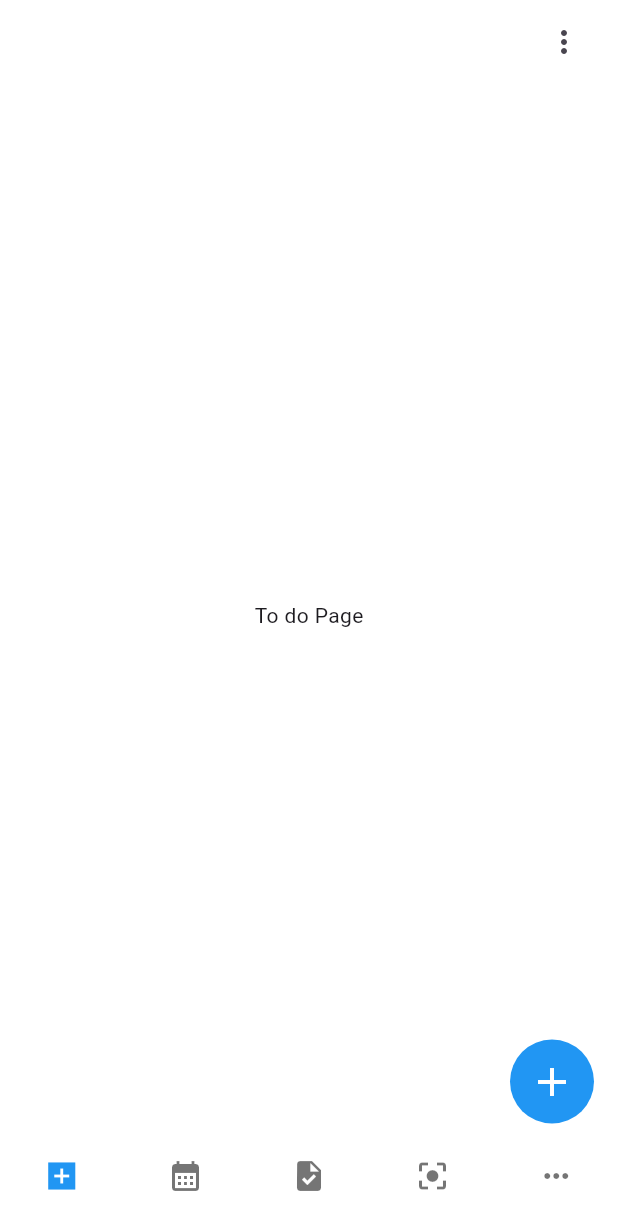
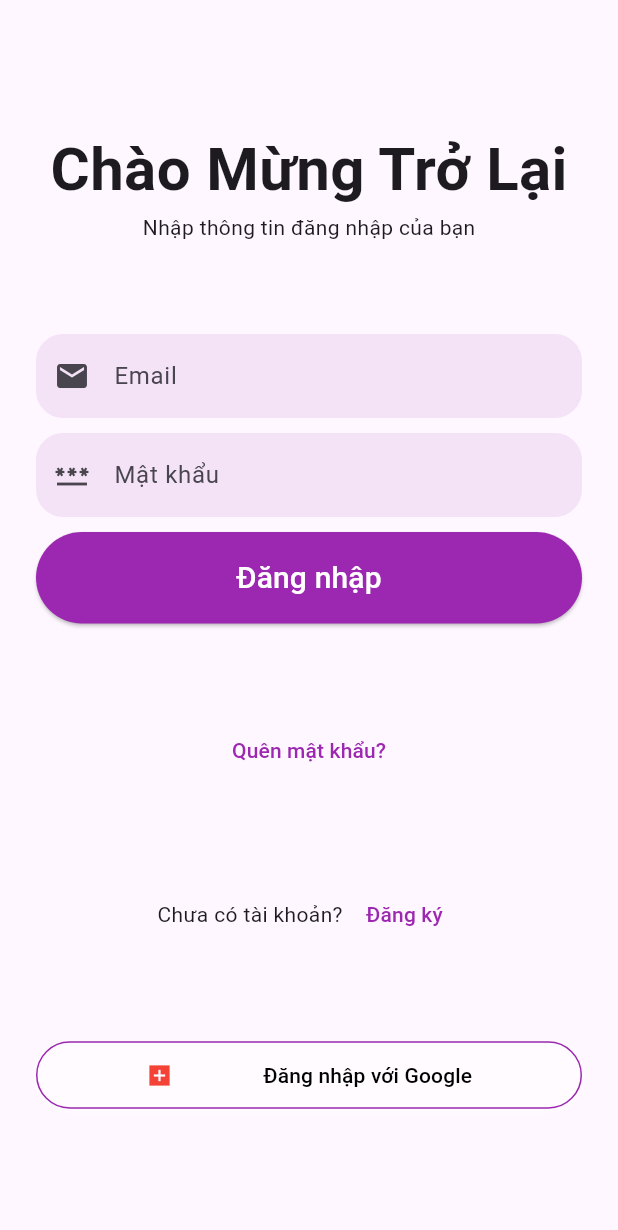
Before and after one commit to tnnHiu/task_management_app, a Flutter app: the screen it shows after launch, on a phone screen of 412 x 824 dp. Shown: the top 1230 px of the screen. Run offline on Flutter 3.47's test engine with Material 3 defaults, Android fonts, the phone set to English and light mode, and no system bars; our stand-ins replace equatable, firebase_auth, firebase_core, flutter_bloc, google_sign_in, table_calendar; accounts and stored records are empty.

Commit message:
email - google sign in

```diff
--- /dev/null
+++ b/devtools_options.yaml
@@ -0,0 +1,4 @@
+description: This file stores settings for Dart & Flutter DevTools.
+documentation: https://docs.flutter.dev/tools/devtools/extensions#configure-extension-enablement-states
+extensions:
+  - provider: true
--- /dev/null
+++ b/lib/blocs/auth/auth_event.dart
@@ -0,0 +1,40 @@
+part of 'auth_bloc.dart';
+
+abstract class AuthEvent extends Equatable {
+  @override
+  List<Object> get props => [];
+}
+
+class AuthGateEvent extends AuthEvent {}
+
+class EmailSignInEvent extends AuthEvent {
+  final String email;
+  final String password;
+
+  EmailSignInEvent({
+    required this.email,
+    required this.password,
+  });
+
+  @override
+  List<Object> get props => [email, password];
+}
+
+class EmailSignUpEvent extends AuthEvent {
+  final String email;
+  final String password;
+  final String confirmPassword;
+
+  EmailSignUpEvent({
+    required this.email,
+    required this.password,
+    required this.confirmPassword,
+  });
+
+  @override
+  List<Object> get props => [email, password, confirmPassword];
+}
+
+class GoogleSignInEvent extends AuthEvent {}
+
+class SignOutEvent extends AuthEvent {}
--- /dev/null
+++ b/lib/blocs/auth/auth_state.dart
@@ -0,0 +1,21 @@
+part of 'auth_bloc.dart';
+
+abstract class AuthState extends Equatable {
+  @override
+  List<Object> get props => [];
+}
+
+class AuthInitial extends AuthState {}
+
+class AuthLoading extends AuthState {}
+
+class AuthSuccess extends AuthState {}
+
+class AuthFailure extends AuthState {
+  final String errMessage;
+
+  AuthFailure({required this.errMessage});
+
+  @override
+  List<Object> get props => [errMessage];
+}
--- a/lib/main.dart
+++ b/lib/main.dart
@@ -1,7 +1,13 @@
+import 'package:firebase_core/firebase_core.dart';
 import 'package:flutter/material.dart';
-import 'package:task_management_app/pages/home_page.dart';
+import 'package:flutter_bloc/flutter_bloc.dart';
+import 'package:task_management_app/blocs/auth/auth_bloc.dart';
+import 'package:task_management_app/pages/auth_pages/auth_gate.dart';
+import 'package:task_management_app/services/firebase/firebase_options.dart';
 
-void main() {
+Future<void> main() async {
+  WidgetsFlutterBinding.ensureInitialized();
+  await Firebase.initializeApp(options: DefaultFirebaseOptions.currentPlatform);
   runApp(MyApp());
 }
 
@@ -10,10 +16,15 @@ class MyApp extends StatelessWidget {
 
   @override
   Widget build(BuildContext context) {
-    return MaterialApp(
-      debugShowCheckedModeBanner: false,
-      title: 'TickApp',
-      home: HomePage(),
+    return MultiBlocProvider(
+      providers: [
+        BlocProvider(create: (context) => AuthBloc()),
+      ],
+      child: MaterialApp(
+        debugShowCheckedModeBanner: false,
+        title: 'TickApp',
+        home: AuthGate(),
+      ),
     );
   }
 }
--- /dev/null
+++ b/lib/pages/auth_pages/auth_gate.dart
@@ -0,0 +1,27 @@
+import 'package:flutter/material.dart';
+import 'package:flutter_bloc/flutter_bloc.dart';
+import 'package:task_management_app/blocs/auth/auth_bloc.dart';
+import 'package:task_management_app/pages/auth_pages/sign_in_or_sign_up.dart';
+import 'package:task_management_app/pages/home_page.dart';
+
+class AuthGate extends StatelessWidget {
+  const AuthGate({super.key});
+
+  @override
+  Widget build(BuildContext context) {
+    return Scaffold(
+      body: BlocBuilder<AuthBloc, AuthState>(
+        builder: (context, state) {
+          if (state is AuthInitial) {
+            return const SignInOrSignUp();
+          } else if (state is AuthSuccess) {
+            return HomePage();
+          } else {
+            return CircularProgressIndicator();
+            ;
+          }
+        },
+      ),
+    );
+  }
+}
--- /dev/null
+++ b/lib/pages/auth_pages/sign_in_or_sign_up.dart
@@ -0,0 +1,29 @@
+import 'package:flutter/material.dart';
+import 'package:task_management_app/pages/auth_pages/sign_in_page.dart';
+import 'package:task_management_app/pages/auth_pages/sign_up_page.dart';
+
+class SignInOrSignUp extends StatefulWidget {
+  const SignInOrSignUp({super.key});
+
+  @override
+  State<SignInOrSignUp> createState() => _SignInOrSignUpState();
+}
+
+class _SignInOrSignUpState extends State<SignInOrSignUp> {
+  bool showSignInPage = true;
+
+  void togglePage() {
+    setState(() {
+      showSignInPage = !showSignInPage;
+    });
+  }
+
+  @override
+  Widget build(BuildContext context) {
+    if (showSignInPage) {
+      return SignInPage(onPressed: togglePage);
+    } else {
+      return SignUpPage(onPressed: togglePage);
+    }
+  }
+}
--- /dev/null
+++ b/lib/pages/auth_pages/sign_in_page.dart
@@ -0,0 +1,164 @@
+import 'package:flutter/material.dart';
+import 'package:flutter_bloc/flutter_bloc.dart';
+import 'package:task_management_app/blocs/auth/auth_bloc.dart';
+
+class SignInPage extends StatelessWidget {
+  SignInPage({super.key, required this.onPressed});
+
+  final void Function()? onPressed;
+
+  final TextEditingController emailController = TextEditingController();
+  final TextEditingController passwordController = TextEditingController();
+
+  @override
+  Widget build(BuildContext context) {
+    return Scaffold(
+      body: BlocBuilder<AuthBloc, AuthState>(
+        builder: (context, state) {
+          return Container(
+            margin: const EdgeInsets.all(24),
+            child: Column(
+              mainAxisAlignment: MainAxisAlignment.spaceEvenly,
+              children: [
+                _header(context),
+                _inputField(context),
+                _forgotPassword(context),
+                _signup(context),
+                _googleSignInButton(context),
+              ],
+            ),
+          );
+        },
+      ),
+    );
+  }
+
+  _header(context) {
+    return const Column(
+      children: [
+        Text(
+          "Chào Mừng Trở Lại",
+          style: TextStyle(fontSize: 40, fontWeight: FontWeight.bold),
+        ),
+        Text("Nhập thông tin đăng nhập của bạn"),
+      ],
+    );
+  }
+
+  _inputField(context) {
+    return Column(
+      crossAxisAlignment: CrossAxisAlignment.stretch,
+      children: [
+        TextField(
+          // controller: _emailController,
+          decoration: InputDecoration(
+            hintText: "Email",
+            border: OutlineInputBorder(
+              borderRadius: BorderRadius.circular(18),
+              borderSide: BorderSide.none,
+            ),
+            fillColor: Colors.purple.withOpacity(0.1),
+            filled: true,
+            prefixIcon: const Icon(Icons.email),
+          ),
+        ),
+        const SizedBox(height: 10),
+        TextField(
+          // controller: _passwordController,
+          decoration: InputDecoration(
+            hintText: "Mật khẩu",
+            border: OutlineInputBorder(
+              borderRadius: BorderRadius.circular(18),
+              borderSide: BorderSide.none,
+            ),
+            fillColor: Colors.purple.withOpacity(0.1),
+            filled: true,
+            prefixIcon: const Icon(Icons.password),
+          ),
+          obscureText: true,
+        ),
+        const SizedBox(height: 10),
+        ElevatedButton(
+          onPressed: () {
+            // context.read<AuthBloc>().add(
+            //   LoginRequested(
+            //     _emailController.text.trim(),
+            //     _passwordController.text.trim(),
+            //   ),
+            // );
+          },
+          style: ElevatedButton.styleFrom(
+            shape: const StadiumBorder(),
+            padding: const EdgeInsets.symmetric(vertical: 16),
+            backgroundColor: Colors.purple,
+          ),
+          child: const Text(
+            "Đăng nhập",
+            style: TextStyle(fontSize: 20, color: Colors.white),
+          ),
+        )
+      ],
+    );
+  }
+
+  _forgotPassword(context) {
+    return TextButton(
+      onPressed: () {},
+      child: const Text(
+        "Quên mật khẩu?",
+        style: TextStyle(color: Colors.purple),
+      ),
+    );
+  }
+
+  _signup(context) {
+    return Row(
+      mainAxisAlignment: MainAxisAlignment.center,
+      children: [
+        const Text("Chưa có tài khoản? "),
+        TextButton(
+          onPressed: onPressed,
+          child: const Text(
+            "Đăng ký",
+            style: TextStyle(color: Colors.purple),
+          ),
+        ),
+      ],
+    );
+  }
+
+  Widget _googleSignInButton(BuildContext context) {
+    return Container(
+      height: 45,
+      decoration: BoxDecoration(
+        borderRadius: BorderRadius.circular(25),
+        border: Border.all(
+          color: Colors.purple,
+        ),
+        boxShadow: [
+          BoxShadow(
+            color: Colors.white.withOpacity(0.5),
+            spreadRadius: 1,
+            blurRadius: 1,
+            offset: const Offset(0, 1),
+          ),
+        ],
+      ),
+      child: TextButton(
+        onPressed: () {
+          context.read<AuthBloc>().add(GoogleSignInEvent());
+        },
+        child: Row(
+          mainAxisAlignment: MainAxisAlignment.spaceEvenly,
+          children: [
+            Icon(Icons.add_box_sharp, color: Colors.red),
+            Text(
+              "Đăng nhập với Google",
+              style: TextStyle(color: Colors.black),
+            ),
+          ],
+        ),
+      ),
+    );
+  }
+}
```
Also changed, not shown: lib/blocs/auth/auth_bloc.dart (added, +104 -0 lines), lib/blocs/calendar/calendar_bloc.dart (added, +16 -0 lines), lib/blocs/calendar/calendar_event.dart (added, +9 -0 lines), lib/blocs/calendar/calendar_state.dart (added, +9 -0 lines), lib/pages/auth_pages/sign_up_page.dart (added, +28 -0 lines), lib/pages/focus_page.dart (added, +34 -0 lines).
